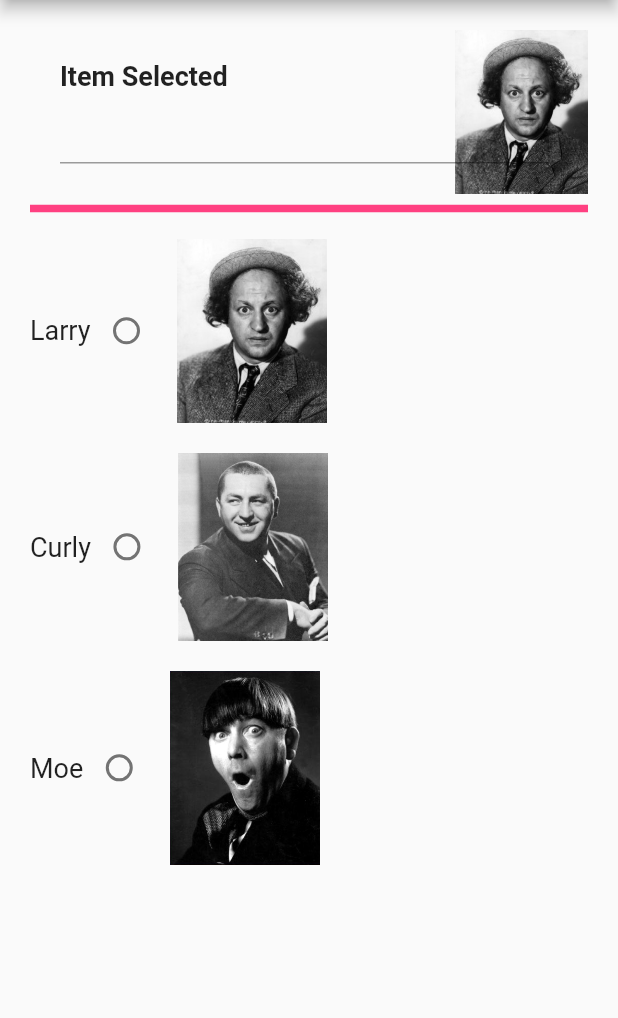
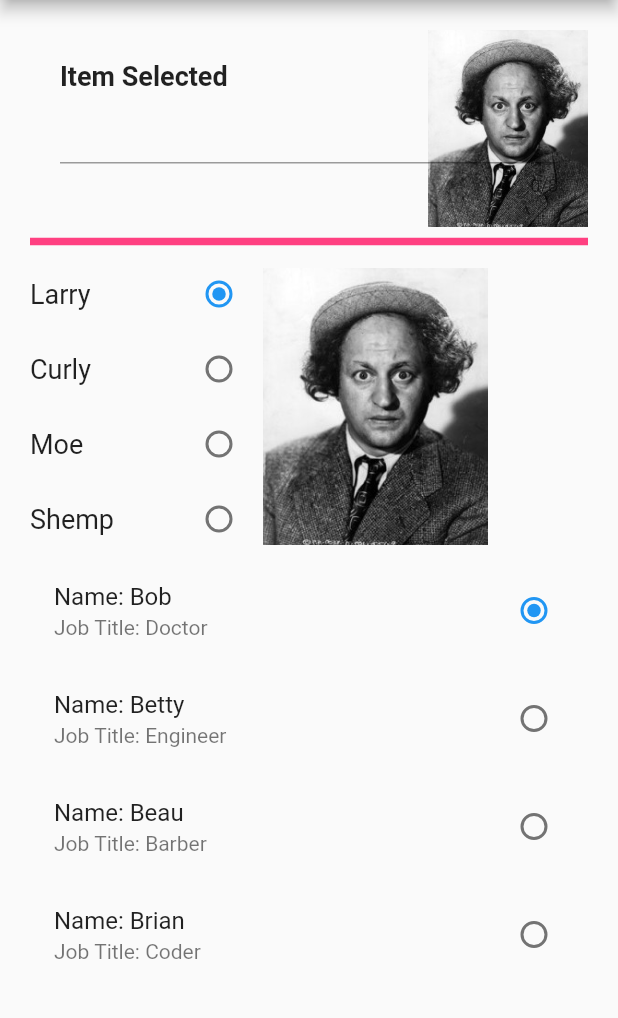
Before and after one commit to Guy-Axelburg/radio_buttons, a Flutter app: the screen it shows after launch, on a phone screen of 412 x 824 dp, the part 84-1102 px from its top. Run offline on Flutter 3.47's test engine with Material 2 defaults, Android fonts, the phone set to English and light mode, and no system bars.

Commit message:
1st commit

```diff
--- a/lib/main.dart
+++ b/lib/main.dart
@@ -21,7 +21,10 @@ class _MyAppState extends State<MyApp> {
   //create a textcontroller
   TextEditingController textController1 = TextEditingController();
 
-  int _groupValue1 = 0;
+  String _groupValue1 = "Stooges";
+  int _groupValue2 = 0;
+  int _groupValue3 = 0;
+
 
   String selectStooge = "images/larry.jpg";
 
@@ -36,15 +39,16 @@ class _MyAppState extends State<MyApp> {
       padding: const EdgeInsets.all((20.0)),
       alignment: Alignment.centerLeft,
       decoration: BoxDecoration(
-          image: DecorationImage(image: AssetImage(selectStooge), fit: BoxFit.fitHeight, alignment: Alignment.centerRight)),
+          image: DecorationImage(image: AssetImage(selectStooge), fit: BoxFit.fitHeight,  alignment: Alignment.centerRight)),
 
       child: Column(
         crossAxisAlignment: CrossAxisAlignment.start,
 
         children: [
+
           const Text("Item Selected",
               style: TextStyle(fontWeight: FontWeight.bold, fontSize: 18.0)),
-          TextField(controller: textController1, onChanged: _setTextField),
+          TextField(controller: textController1, onChanged: _setTextField, maxLength: 8, ),
 
         ],
       ),
@@ -67,7 +71,7 @@ class _MyAppState extends State<MyApp> {
                   autofocus: true,
                   onChanged: (value) {
                     setState(() {
-                      _groupValue1 = 0;
+                      _groupValue1 = "Stooges";
                       textController1.text = value.toString();
                       selectStooge = larryphoto;
                     });
@@ -82,6 +86,91 @@ class _MyAppState extends State<MyApp> {
         ],
       )
     ]);
+  }//end of radiobuttions 1
+
+  Widget radioButtonsNew(){
+
+    List<Widget> wlist = <Widget>[];
+
+    var StoogeList = ["Larry", "Curly", "Moe", "Shemp"];
+
+    for(int i = 0; i<StoogeList.length; i++){
+
+      wlist.add(SizedBox(
+                  width: 150.0,
+                  height: 50.0,
+                  child: Row(
+                        mainAxisAlignment: MainAxisAlignment.spaceBetween,
+                        crossAxisAlignment: CrossAxisAlignment.center,
+                        children: [
+                          Text(StoogeList[i].toString(),style: TextStyle(fontSize: 18.0)),
+                          Radio(
+                            value: i,
+                            groupValue: _groupValue2,
+                            onChanged: (value){
+                              setState((){
+                                _groupValue2=i;
+                                if(value == 0){
+                                selectStooge = larryphoto;
+                                }else if (value ==1) {
+                                  selectStooge = curlyphoto;
+                                }
+                                else if (value ==2) {
+                                selectStooge = moephoto;
+                                }
+                                 else if (value ==3) {
+                                 selectStooge = shempphoto;
+                                         }
+
+
+                                });
+
+
+                              })
+                        ])
+      ));
+
+
+    }// end of for where list
+
+
+
+    Column myColumn = Column(children: wlist);
+    Row myRow = Row(children: [
+      myColumn,
+      Padding(padding: const EdgeInsets.all(5.0),
+              child: Container(
+                child: Image.asset(selectStooge, width: 150.0, fit: BoxFit.cover,),
+              ))]);
+
+    return myRow;
+  }
+
+  Widget radioTiles(){
+
+    List aNames = ["Bob", "Betty", "Beau", "Brian"];
+    List jTitles = ["Doctor", "Engineer" , "Barber", "Coder"];
+
+    List <Widget> wList = <Widget>[];
+
+    for(int c = 0; c < aNames.length; c++){
+
+      wList.add(RadioListTile(
+        value: c,
+        groupValue: _groupValue3,
+          controlAffinity: ListTileControlAffinity.trailing,
+        title: Text('Name: ' + aNames[c]),
+        subtitle: Text('Job Title: ' + jTitles[c]),
+        onChanged: (value){
+          setState(() {
+            _groupValue3 = c;
+            textController1.text = aNames[c] + " - " + jTitles[c];
+          });
+        },
+           )
+        );
+    }
+    return Column(children: (wList));
   }
 
   Widget radioButtons2() {
@@ -99,7 +188,7 @@ class _MyAppState extends State<MyApp> {
                 autofocus: true,
                 onChanged: (value) {
                   setState(() {
-                    _groupValue1 = 0;
+                    _groupValue1 = "Stooges";
                     textController1.text = value.toString();
                     selectStooge = curlyphoto;
                   });
@@ -131,7 +220,7 @@ class _MyAppState extends State<MyApp> {
                   autofocus: true,
                   onChanged: (value) {
                     setState(() {
-                      _groupValue1 = 0;
+                      _groupValue1 = "Stooges";
                       textController1.text = value.toString();
                       selectStooge = moephoto;
                     });
@@ -158,9 +247,11 @@ class _MyAppState extends State<MyApp> {
           children: [
             wItemSelected(),
             const Divider(height: 20, thickness: 5.0, color: Colors.pinkAccent),
-            radioButtons1(),
-            radioButtons2(),
-            radioButtons3()
+            //radioButtons1(),
+          //  radioButtons2(),
+           // radioButtons3()
+            radioButtonsNew(),
+            radioTiles()
           ],
         ));
   }
```
